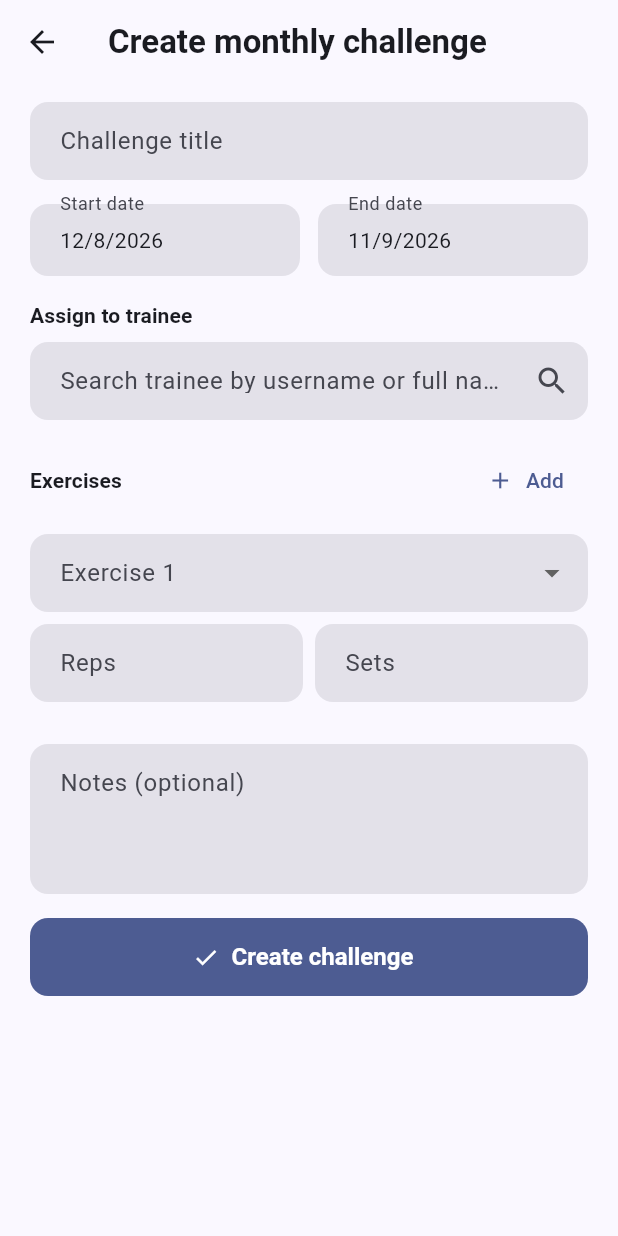
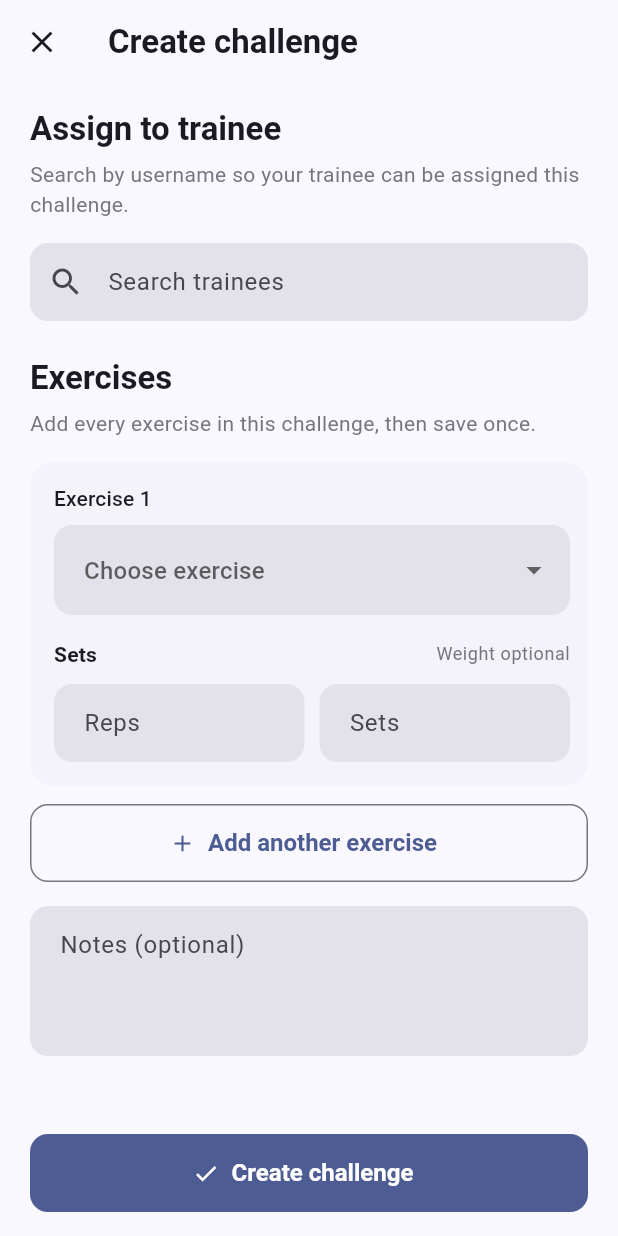
Before and after one commit to FLUTTERROJ/GymLog, a Flutter app: the CreateChallengeScreen screen opened directly, on a phone screen of 412 x 824 dp. Run offline on Flutter 3.47's test engine with Material 3 defaults, Android fonts, the light colour scheme and no system bars; our stand-ins replace supabase_flutter; accounts and stored records are empty.

Commit message:
Updated monthly challenge design to follow the add workout design

```diff
--- a/frontend/lib/screens/trainer/create_challenge_screen.dart
+++ b/frontend/lib/screens/trainer/create_challenge_screen.dart
@@ -1,6 +1,7 @@
 import 'package:flutter/material.dart';
 import 'package:provider/provider.dart';
 
+import '../../core/theme.dart';
 import '../../services/challenge_service.dart';
 
 class CreateChallengeScreen extends StatefulWidget {
@@ -92,67 +93,32 @@ class _CreateChallengeScreenState extends State<CreateChallengeScreen> {
     final service = context.watch<ChallengeService>();
 
     return Scaffold(
-      appBar: AppBar(title: const Text('Create monthly challenge')),
+      appBar: AppBar(
+        title: const Text('Create challenge'),
+        leading: IconButton(
+          icon: const Icon(Icons.close),
+          onPressed: () => Navigator.of(context).pop(false),
+        ),
+      ),
       body: ListView(
-        padding: const EdgeInsets.fromLTRB(20, 12, 20, 32),
+        padding: const EdgeInsets.fromLTRB(20, 8, 20, 120),
         children: [
-          TextField(
-            controller: _titleController,
-            decoration: const InputDecoration(labelText: 'Challenge title'),
+          const SizedBox(height: 8),
+          Text('Assign to trainee',
+              style: theme.textTheme.titleLarge
+                  ?.copyWith(fontWeight: FontWeight.w700)),
+          const SizedBox(height: 6),
+          Text(
+            'Search by username so your trainee can be assigned this challenge.',
+            style: theme.textTheme.bodyMedium
+                ?.copyWith(color: theme.colorScheme.outline),
           ),
           const SizedBox(height: 16),
-          Row(
-            children: [
-              Expanded(
-                child: InkWell(
-                  onTap: () async {
-                    final picked = await showDatePicker(
-                      context: context,
-                      initialDate: _startDate,
-                      firstDate:
-                          DateTime.now().subtract(const Duration(days: 30)),
-                      lastDate: DateTime.now().add(const Duration(days: 3650)),
-                    );
-                    if (picked != null) setState(() => _startDate = picked);
-                  },
-                  child: InputDecorator(
-                    decoration: const InputDecoration(labelText: 'Start date'),
-                    child: Text(
-                        '${_startDate.day}/${_startDate.month}/${_startDate.year}'),
-                  ),
-                ),
-              ),
-              const SizedBox(width: 12),
-              Expanded(
-                child: InkWell(
-                  onTap: () async {
-                    final picked = await showDatePicker(
-                      context: context,
-                      initialDate: _endDate,
-                      firstDate: _startDate,
-                      lastDate: DateTime.now().add(const Duration(days: 3650)),
-                    );
-                    if (picked != null) setState(() => _endDate = picked);
-                  },
-                  child: InputDecorator(
-                    decoration: const InputDecoration(labelText: 'End date'),
-                    child: Text(
-                        '${_endDate.day}/${_endDate.month}/${_endDate.year}'),
-                  ),
-                ),
-              ),
-            ],
-          ),
-          const SizedBox(height: 16),
-          Text('Assign to trainee',
-              style: theme.textTheme.titleSmall
-                  ?.copyWith(fontWeight: FontWeight.w700)),
-          const SizedBox(height: 8),
           TextField(
             controller: _searchController,
             decoration: const InputDecoration(
-              labelText: 'Search trainee by username or full name',
-              suffixIcon: Icon(Icons.search),
+              hintText: 'Search trainees',
+              prefixIcon: Icon(Icons.search),
             ),
             onChanged: (_) => _search(),
             onSubmitted: (_) => _search(),
@@ -164,14 +130,14 @@ class _CreateChallengeScreenState extends State<CreateChallengeScreen> {
               return InkWell(
                 onTap: () => setState(() => _selectedTraineeId = result.id),
                 child: Container(
-                  margin: const EdgeInsets.only(bottom: 8),
+                  margin: const EdgeInsets.only(bottom: 10),
                   padding:
-                      const EdgeInsets.symmetric(horizontal: 12, vertical: 10),
+                      const EdgeInsets.symmetric(horizontal: 12, vertical: 12),
                   decoration: BoxDecoration(
                     color: selected
                         ? theme.colorScheme.primaryContainer
-                        : theme.colorScheme.surface,
-                    borderRadius: BorderRadius.circular(12),
+                        : theme.colorScheme.surfaceContainerHighest,
+                    borderRadius: BorderRadius.circular(18),
                     border: Border.all(
                       color: selected
                           ? theme.colorScheme.primary
@@ -180,69 +146,192 @@ class _CreateChallengeScreenState extends State<CreateChallengeScreen> {
                   ),
                   child: Row(
                     children: [
+                      CircleAvatar(
+                        radius: 18,
+                        backgroundColor: theme.colorScheme.primary,
+                        child: Text(
+                          (result.username ?? result.fullName ?? 'U')
+                              .trim()
+                              .substring(0, 1)
+                              .toUpperCase(),
+                          style: theme.textTheme.titleMedium?.copyWith(
+                            fontWeight: FontWeight.w700,
+                            color: theme.colorScheme.onPrimary,
+                          ),
+                        ),
+                      ),
+                      const SizedBox(width: 12),
                       Expanded(
                         child: Column(
                           crossAxisAlignment: CrossAxisAlignment.start,
                           children: [
                             Text(result.label,
-                                style: theme.textTheme.titleSmall
+                                style: theme.textTheme.titleMedium
                                     ?.copyWith(fontWeight: FontWeight.w700)),
                             if (result.fullName != null &&
                                 result.fullName!.trim().isNotEmpty)
                               Text(result.fullName!,
-                                  style: theme.textTheme.bodySmall?.copyWith(
+                                  style: theme.textTheme.bodyMedium?.copyWith(
                                       color: theme.colorScheme.outline)),
                           ],
                         ),
                       ),
-                      if (selected)
-                        Icon(Icons.check_circle,
-                            color: theme.colorScheme.primary),
                     ],
                   ),
                 ),
               );
             }),
-          ] else if (_searchController.text.trim().isNotEmpty &&
-              !_searching) ...[
+          ] else if (_searchController.text.trim().isNotEmpty && !_searching) ...[
             const SizedBox(height: 12),
             Text('No matching trainees found.',
                 style: theme.textTheme.bodySmall
                     ?.copyWith(color: theme.colorScheme.outline)),
           ],
+          const SizedBox(height: 24),
+          Text('Exercises',
+              style: theme.textTheme.titleLarge
+                  ?.copyWith(fontWeight: FontWeight.w700)),
+          const SizedBox(height: 6),
+          Text(
+            'Add every exercise in this challenge, then save once.',
+            style: theme.textTheme.bodyMedium
+                ?.copyWith(color: theme.colorScheme.outline),
+          ),
           const SizedBox(height: 16),
-          Row(
-            mainAxisAlignment: MainAxisAlignment.spaceBetween,
+          for (var index = 0; index < _entries.length; index++) ...[
+            _ChallengeExerciseSection(
+              number: index + 1,
+              draft: _entries[index],
+              canRemove: _entries.length > 1,
+              onRemove: () => setState(() => _entries.removeAt(index)),
+              exerciseOptions: _exerciseOptions,
+              onExerciseSelected: (value) {
+                setState(() {
+                  final entry = _entries[index];
+                  if (value == '__custom__') {
+                    entry.custom = true;
+                    entry.exerciseId = null;
+                    entry.name = '';
+                    return;
+                  }
+                  entry.custom = false;
+                  entry.exerciseId = value;
+                  entry.name = value;
+                });
+              },
+              onCustomChange: (value) {
+                setState(() => _entries[index].name = value);
+              },
+            ),
+            const SizedBox(height: 12),
+          ],
+          OutlinedButton.icon(
+            onPressed: () => setState(() => _entries.add(ChallengeEntryDraft())),
+            icon: const Icon(Icons.add),
+            label: const Text('Add another exercise'),
+          ),
+          const SizedBox(height: 16),
+          TextField(
+            controller: _notesController,
+            maxLines: 3,
+            decoration: const InputDecoration(
+              labelText: 'Notes (optional)',
+              alignLabelWithHint: true,
+            ),
+          ),
+          if (_error != null) ...[
+            const SizedBox(height: 16),
+            Container(
+              padding: const EdgeInsets.symmetric(horizontal: 14, vertical: 12),
+              decoration: BoxDecoration(
+                color: theme.colorScheme.errorContainer,
+                borderRadius: BorderRadius.circular(12),
+              ),
+              child: Row(
                 children: [
-              Text('Exercises',
-                  style: theme.textTheme.titleSmall
-                      ?.copyWith(fontWeight: FontWeight.w700)),
-              TextButton.icon(
-                onPressed: () =>
-                    setState(() => _entries.add(ChallengeEntryDraft())),
-                icon: const Icon(Icons.add),
-                label: const Text('Add'),
+                  Icon(Icons.error_outline,
+                      size: 20, color: theme.colorScheme.onErrorContainer),
+                  const SizedBox(width: 10),
+                  Expanded(
+                    child: Text(
+                      _error!,
+                      style: TextStyle(color: theme.colorScheme.onErrorContainer),
+                    ),
                   ),
                 ],
               ),
-          const SizedBox(height: 12),
-          ..._entries.asMap().entries.map((entry) {
-            final index = entry.key;
-            final item = entry.value;
-            return Padding(
-              padding: const EdgeInsets.only(bottom: 12),
+            ),
+          ],
+        ],
+      ),
+      bottomNavigationBar: SafeArea(
+        minimum: const EdgeInsets.fromLTRB(20, 0, 20, 16),
+        child: FilledButton.icon(
+          onPressed: _submit,
+          icon: const Icon(Icons.check),
+          label: const Text('Create challenge'),
+        ),
+      ),
+    );
+  }
+}
+
+class _ChallengeExerciseSection extends StatelessWidget {
+  const _ChallengeExerciseSection({
+    required this.number,
+    required this.draft,
+    required this.canRemove,
+    required this.onRemove,
+    required this.exerciseOptions,
+    required this.onExerciseSelected,
+    required this.onCustomChange,
+  });
+
+  final int number;
+  final ChallengeEntryDraft draft;
+  final bool canRemove;
+  final VoidCallback onRemove;
+  final List<String> exerciseOptions;
+  final ValueChanged<String> onExerciseSelected;
+  final ValueChanged<String> onCustomChange;
+
+  @override
+  Widget build(BuildContext context) {
+    final theme = Theme.of(context);
+    final selectedValue = draft.custom
+        ? '__custom__'
+        : (draft.exerciseId ?? (draft.name.isNotEmpty ? draft.name : null));
+
+    return Panel(
+      padding: const EdgeInsets.fromLTRB(16, 14, 12, 16),
       child: Column(
         crossAxisAlignment: CrossAxisAlignment.start,
         children: [
+          Row(
+            children: [
+              Expanded(
+                child: Text('Exercise $number',
+                    style: theme.textTheme.labelLarge),
+              ),
+              if (canRemove)
+                IconButton(
+                  icon: const Icon(Icons.delete_outline),
+                  color: theme.colorScheme.outline,
+                  tooltip: 'Remove exercise $number',
+                  onPressed: onRemove,
+                ),
+            ],
+          ),
+          const SizedBox(height: 8),
           DropdownButtonFormField<String>(
-                    value: item.custom
-                        ? '__custom__'
-                        : (item.exerciseId ??
-                            (item.name.isNotEmpty ? item.name : null)),
-                    decoration:
-                        InputDecoration(labelText: 'Exercise ${index + 1}'),
+            value: selectedValue,
+            isExpanded: true,
+            decoration: const InputDecoration(
+              hintText: 'Choose exercise',
+              contentPadding: EdgeInsets.symmetric(horizontal: 16, vertical: 18),
+            ),
             items: [
-                      ..._exerciseOptions.map(
+              ...exerciseOptions.map(
                 (exercise) => DropdownMenuItem<String>(
                   value: exercise,
                   child: Text(exercise),
@@ -255,85 +344,52 @@ class _CreateChallengeScreenState extends State<CreateChallengeScreen> {
             ],
             onChanged: (value) {
               if (value == null) return;
-                      if (value == '__custom__') {
-                        item.custom = true;
-                        item.exerciseId = null;
-                        item.name = '';
-                        setState(() {});
-                        return;
-                      }
-                      item.custom = false;
-                      item.exerciseId = value;
-                      item.name = value;
-                      setState(() {});
+              onExerciseSelected(value);
             },
           ),
-                  if (item.custom ||
-                      (item.exerciseId == null && item.name.isNotEmpty))
-                    Padding(
-                      padding: const EdgeInsets.only(top: 8),
-                      child: TextFormField(
-                        decoration: const InputDecoration(
-                            labelText: 'Custom exercise name'),
-                        initialValue: item.name,
-                        onChanged: (value) {
-                          item.name = value;
-                        },
+          if (draft.custom || (draft.exerciseId == null && draft.name.isNotEmpty)) ...[
+            const SizedBox(height: 10),
+            TextField(
+              decoration: const InputDecoration(labelText: 'Custom exercise name'),
+              onChanged: onCustomChange,
             ),
+          ],
+          const SizedBox(height: 16),
+          Row(
+            children: [
+              Text('Sets',
+                  style: theme.textTheme.titleSmall
+                      ?.copyWith(fontWeight: FontWeight.w700)),
+              const Spacer(),
+              Text('Weight optional',
+                  style: theme.textTheme.bodySmall
+                      ?.copyWith(color: theme.colorScheme.outline)),
+            ],
           ),
-                  const SizedBox(height: 8),
+          const SizedBox(height: 10),
           Row(
             children: [
               Expanded(
                 child: TextField(
                   keyboardType: TextInputType.number,
+                  onChanged: (value) =>
+                      draft.reps = int.tryParse(value) ?? 0,
                   decoration: const InputDecoration(labelText: 'Reps'),
-                          onChanged: (value) =>
-                              item.reps = int.tryParse(value) ?? 0,
                 ),
               ),
-                      const SizedBox(width: 8),
+              const SizedBox(width: 10),
               Expanded(
                 child: TextField(
                   keyboardType: TextInputType.number,
+                  onChanged: (value) =>
+                      draft.sets = int.tryParse(value) ?? 0,
                   decoration: const InputDecoration(labelText: 'Sets'),
-                          onChanged: (value) =>
-                              item.sets = int.tryParse(value) ?? 0,
                 ),
-                      ),
-                      if (_entries.length > 1)
-                        IconButton(
-                          onPressed: () =>
-                              setState(() => _entries.removeAt(index)),
-                          icon: const Icon(Icons.delete_outline),
               ),
             ],
           ),
         ],
       ),
     );
-          }),
-          const SizedBox(height: 16),
-          TextField(
-            controller: _notesController,
-            maxLines: 3,
-            decoration: const InputDecoration(
-              labelText: 'Notes (optional)',
-              alignLabelWithHint: true,
-            ),
-          ),
-          if (_error != null) ...[
-            const SizedBox(height: 12),
-            Text(_error!, style: TextStyle(color: theme.colorScheme.error)),
-          ],
-          const SizedBox(height: 16),
-          FilledButton.icon(
-            onPressed: _submit,
-            icon: const Icon(Icons.check),
-            label: const Text('Create challenge'),
-          ),
-        ],
-      ),
-    );
   }
 }
```
Lines whose indentation alone changed are shown as unchanged.
